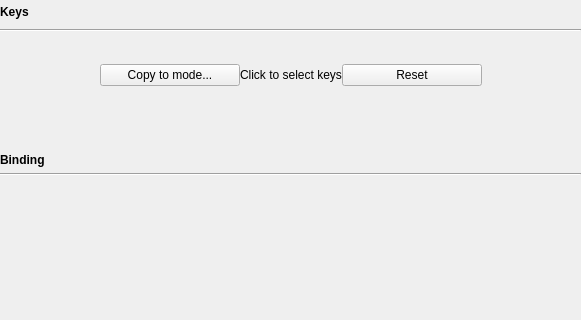
Qt form src/gui/kbbindwidget.ui (ckb-next/ckb-next) before a commit; both pictures show x 0 to 581 and y 0 to 320 of the 581 by 473 pixel window.
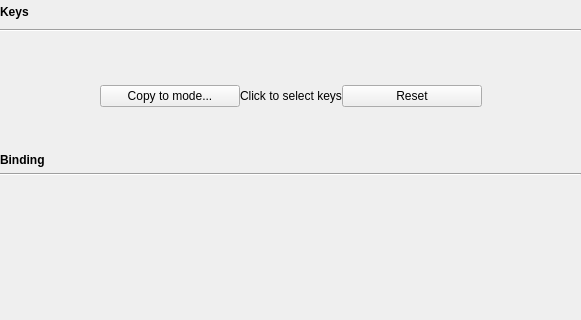
The same form after that commit. Custom widgets are drawn as their Qt base class.

Patch:
```diff
--- a/src/gui/kbbindwidget.ui
+++ b/src/gui/kbbindwidget.ui
@@ -77,7 +77,7 @@
      <item row="0" column="1" colspan="3">
       <widget class="KeyWidget" name="keyWidget" native="true">
        <property name="sizePolicy">
-        <sizepolicy hsizetype="Preferred" vsizetype="Preferred">
+        <sizepolicy hsizetype="Preferred" vsizetype="Expanding">
          <horstretch>0</horstretch>
          <verstretch>0</verstretch>
         </sizepolicy>
@@ -180,6 +180,9 @@
      <property name="orientation">
       <enum>Qt::Vertical</enum>
      </property>
+     <property name="sizeType">
+      <enum>QSizePolicy::Minimum</enum>
+     </property>
      <property name="sizeHint" stdset="0">
       <size>
        <width>20</width>
```
